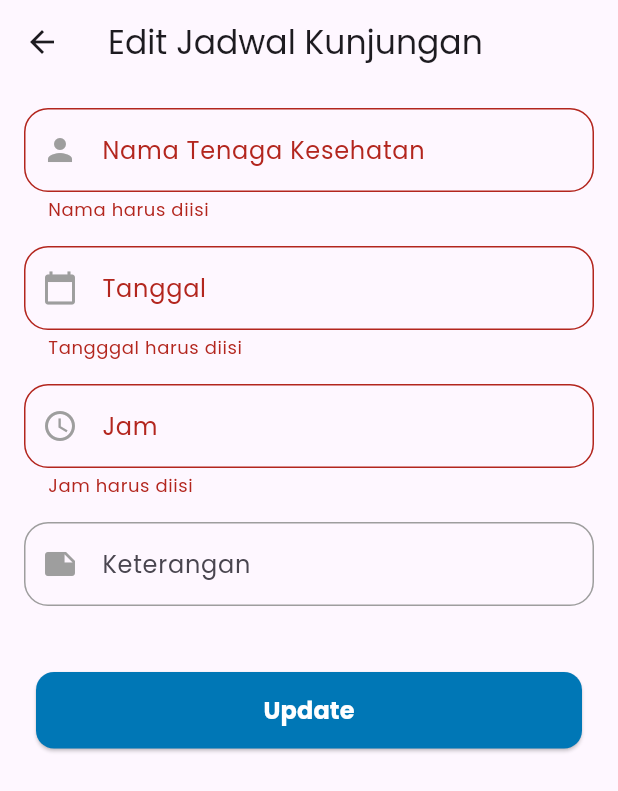
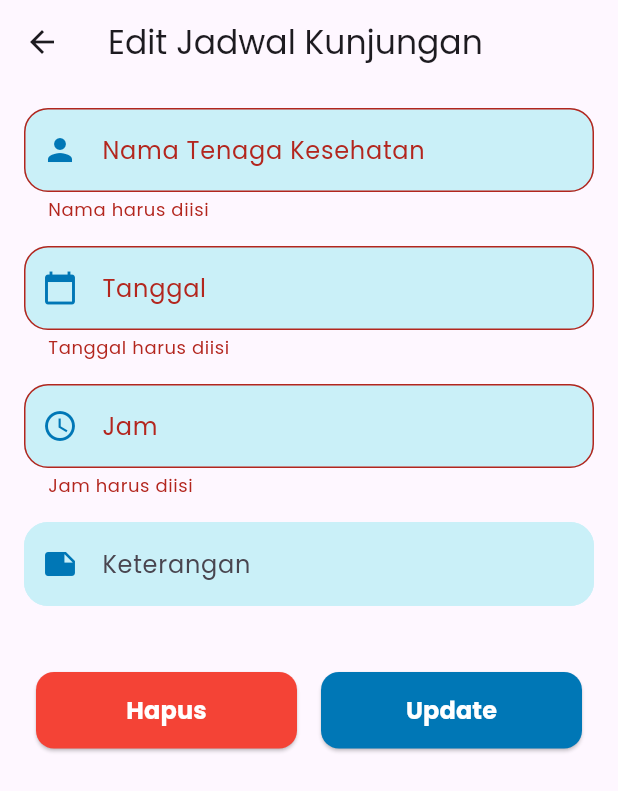
Before and after one commit to lutzzzx/medal, a Flutter app: the EditJadwalKunjunganPage screen opened directly with empty values, after a tap on "Update", on a phone screen of 412 x 824 dp. Shown: the top 791 px of the screen. Run offline on Flutter 3.47's test engine with Material 3 defaults, Android fonts, the phone set to English and light mode, and no system bars; our stand-ins replace cloud_firestore, firebase_auth, firebase_core, flutter_local_notifications, get, google_fonts and 4 more; accounts and stored records are empty.

Commit message:
meniadakan detail kunjungan dan tenaga kes

```diff
--- a/lib/modules/tenaga_kesehatan/views/edit_jadwal_kunjungan_page.dart
+++ b/lib/modules/tenaga_kesehatan/views/edit_jadwal_kunjungan_page.dart
@@ -1,10 +1,13 @@
+import 'package:firebase_auth/firebase_auth.dart';
 import 'package:flutter/material.dart';
 import 'package:get/get.dart';
 import 'package:medal/data/models/tenaga_kesehatan_model.dart';
 import 'package:medal/widgets/custom_text_form_field.dart';
 import 'package:medal/widgets/expanded_button.dart';
+import 'package:medal/widgets/hapus_ubah.dart';
 import '../controllers/tenaga_kesehatan_controller.dart';
 import '../../../data/models/jadwal_kunjungan_model.dart';
+import 'detail_tenaga_kesehatan_page.dart'; // Import the detail page
 
 class EditJadwalKunjunganPage extends StatelessWidget {
   final String jadwalKunjunganId;
@@ -41,10 +44,11 @@ class EditJadwalKunjunganPage extends StatelessWidget {
         tenagaKesehatanId: _selectedTenagaKesehatanId,
       );
       controller.updateJadwalKunjungan(updatedJadwalKunjungan);
-      Get.close(2);
+      Get.back();
     }
   }
 
+  @override
   @override
   Widget build(BuildContext context) {
     _loadData();
@@ -56,16 +60,40 @@ class EditJadwalKunjunganPage extends StatelessWidget {
           key: _formKey,
           child: Column(
             children: [
-              CustomTextFormField(
-                icon: Icon(Icons.person), // Tambahkan ikon
+              Row(
+                children: [
+                  Expanded(
+                    child: CustomTextFormField(
+                      icon: Icon(Icons.person),
                       controller: _namaAhliKesehatanController,
                       labelText: 'Nama Tenaga Kesehatan',
+                      isEdit: true,
+                      readOnly: _selectedTenagaKesehatanId != null,
                       onChanged: (value) async {
                         if (value.isNotEmpty) {
                           await controller.searchTenagaKesehatan(value);
                         }
                       },
                       validator: (value) => value!.isEmpty ? 'Nama harus diisi' : null,
+                    ),
+                  ),
+                  if (_selectedTenagaKesehatanId != null) // Show button only if a healthcare worker is selected
+                    IconButton(
+                      icon: Container(
+                        margin: EdgeInsets.only(bottom: 12.0), // Add some space between the text field and the button
+                        padding: EdgeInsets.all(12),
+                        decoration: BoxDecoration(
+                          color: Color(0xFFCAF0F8),
+                          shape: BoxShape.circle,
+                        ),
+                        child: Icon(Icons.arrow_forward, color: const Color(0xFF03045E), size: 30.0),
+                      ),
+                      onPressed: () {
+                        Get.to(() => DetailTenagaKesehatanPage(tenagaKesehatanId: _selectedTenagaKesehatanId!));
+                      },
+                      tooltip: 'Lihat Detail Tenaga Kesehatan',
+                    ),
+                ],
               ),
               Obx(() {
                 if (controller.filteredTenagaKesehatanList.isNotEmpty) {
@@ -89,10 +117,11 @@ class EditJadwalKunjunganPage extends StatelessWidget {
                 }
               }),
               CustomTextFormField(
-                icon: Icon(Icons.calendar_today), // Tambahkan ikon kalender
+                icon: Icon(Icons.calendar_today),
                 controller: _tanggalController,
                 labelText: 'Tanggal',
                 readOnly: true,
+                isEdit: true,
                 onTap: () async {
                   DateTime? pickedDate = await showDatePicker(
                     context: context,
@@ -105,13 +134,14 @@ class EditJadwalKunjunganPage extends StatelessWidget {
                     "${pickedDate.year}-${pickedDate.month.toString().padLeft(2, '0')}-${pickedDate.day.toString().padLeft(2, '0')}";
                   }
                 },
-                validator: (value) => value!.isEmpty ? 'Tangggal harus diisi' : null,
+                validator: (value) => value!.isEmpty ? 'Tanggal harus diisi' : null,
               ),
               CustomTextFormField(
-                icon: Icon(Icons.access_time), // Tambahkan ikon jam
+                icon: Icon(Icons.access_time),
                 controller: _jamController,
                 labelText: 'Jam',
                 readOnly: true,
+                isEdit: true,
                 onTap: () async {
                   TimeOfDay? pickedTime = await showTimePicker(
                     context: context,
@@ -125,15 +155,24 @@ class EditJadwalKunjunganPage extends StatelessWidget {
                 validator: (value) => value!.isEmpty ? 'Jam harus diisi' : null,
               ),
               CustomTextFormField(
-                icon: Icon(Icons.note), // Tambahkan ikon keterangan
+                icon: Icon(Icons.note),
                 controller: _keteranganController,
                 labelText: 'Keterangan',
+                isEdit: true,
               ),
               SizedBox(height: 20),
-              ExpandedButton(text1: 'Update', press1: _editJadwal)
+              HapusUbah(
+                text1 : 'Hapus',
+                text2: 'Update',
+                press1: () {
+                  controller.deleteJadwalKunjungan(jadwalKunjunganId, FirebaseAuth.instance.currentUser !.uid);
+                  Get.back();
+                  Get.snackbar('Sukses', 'Data berhasil dihapus');
+                },
+                press2: _editJadwal,
+              ),
             ],
           ),
-
         ),
       ),
     );
--- a/lib/modules/tenaga_kesehatan/views/tenaga_kesehatan_main_page.dart
+++ b/lib/modules/tenaga_kesehatan/views/tenaga_kesehatan_main_page.dart
@@ -1,6 +1,8 @@
 import 'package:firebase_auth/firebase_auth.dart';
 import 'package:flutter/material.dart';
 import 'package:get/get.dart';
+import 'package:medal/modules/tenaga_kesehatan/views/edit_jadwal_kunjungan_page.dart';
+import 'package:medal/modules/tenaga_kesehatan/views/edit_tenaga_kesehatan_page.dart';
 import '../controllers/tenaga_kesehatan_controller.dart';
 import 'tambah_tenaga_kesehatan_page.dart';
 import 'tambah_jadwal_kunjungan_page.dart';
@@ -38,7 +40,7 @@ class TenagaKesehatanMainPage extends StatelessWidget {
                   return GestureDetector(
                     onTap: () {
                       // Navigasi ke halaman detail
-                      Get.to(() => DetailJadwalKunjunganPage(jadwalKunjunganId: data.id));
+                      Get.to(() => EditJadwalKunjunganPage(jadwalKunjunganId: data.id));
                     },
                     child: Container(
                       margin: EdgeInsets.symmetric(vertical: 6, horizontal: 16), // Margin samping dan atas/bawah
@@ -129,7 +131,7 @@ class TenagaKesehatanMainPage extends StatelessWidget {
                   return GestureDetector(
                     onTap: () {
                       // Navigasi ke halaman detail
-                      Get.to(() => DetailTenagaKesehatanPage(tenagaKesehatanId: data.id));
+                      Get.to(() => EditTenagaKesehatanPage(tenagaKesehatanId: data.id));
                     },
                     child: Container(
                       margin: EdgeInsets.symmetric(vertical: 6, horizontal: 16), // Margin samping dan atas/bawah
--- a/lib/widgets/custom_text_form_field.dart
+++ b/lib/widgets/custom_text_form_field.dart
@@ -9,6 +9,7 @@ class CustomTextFormField extends StatefulWidget {
   final bool readOnly;
   final VoidCallback? onTap;
   final ValueChanged<String>? onChanged; // Tambahkan onChanged
+  final bool isEdit; // Tambahkan parameter isEdit
 
   const CustomTextFormField({
     super.key,
@@ -20,6 +21,7 @@ class CustomTextFormField extends StatefulWidget {
     this.readOnly = false,
     this.onTap,
     this.onChanged, // Parameter opsional
+    this.isEdit = false, // Parameter opsional dengan default false
   });
 
   @override
@@ -60,16 +62,18 @@ class _CustomTextFormFieldState extends State<CustomTextFormField> {
         decoration: InputDecoration(
           prefixIcon: Icon(
             widget.icon.icon,
-            color: _iconColor,
+            color: widget.isEdit ? const Color(0xFF0077B6) : _iconColor, // Ubah warna ikon
           ),
           labelText: widget.labelText,
+          filled: true, // Mengaktifkan pengisian latar belakang
+          fillColor: widget.isEdit ? const Color(0xFFCAF0F8) : Colors.white, // Ubah warna latar belakang
           border: OutlineInputBorder(
             borderRadius: BorderRadius.circular(16.0),
-            borderSide: const BorderSide(color: Colors.grey),
+            borderSide: BorderSide(color: widget.isEdit ? const Color(0xFFCAF0F8) : Colors.grey),
           ),
           enabledBorder: OutlineInputBorder(
             borderRadius: BorderRadius.circular(16.0),
-            borderSide: const BorderSide(color: Colors.grey),
+            borderSide: BorderSide(color: widget.isEdit ? const Color(0xFFCAF0F8) : Colors.grey),
           ),
           focusedBorder: OutlineInputBorder(
             borderRadius: BorderRadius.circular(16.0),
```
Also changed, not shown: lib/modules/tenaga_kesehatan/views/edit_tenaga_kesehatan_page.dart (+18 -2 lines). Lines whose indentation alone changed are shown as unchanged.
